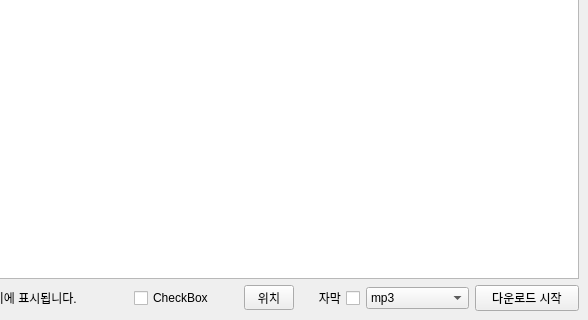
This is mainwindow.ui in b0ho/AllDownloader as Qt 5 draws it before an edit; both pictures show x 112 to 700 and y 180 to 500 of the 700 by 500 pixel window. The edited form follows.
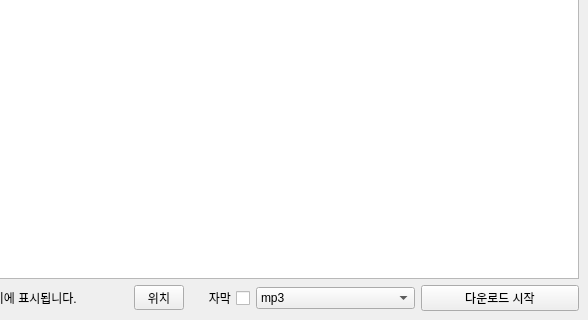
This is the edited form.

Commit message: qt creator

Patch:
```diff
--- a/mainwindow.ui
+++ b/mainwindow.ui
@@ -61,13 +61,6 @@
          </property>
         </widget>
        </item>
-       <item>
-        <widget class="QCheckBox" name="checkBox_2">
-         <property name="text">
-          <string>CheckBox</string>
-         </property>
-        </widget>
-       </item>
        <item>
         <widget class="QToolButton" name="toolButton">
          <property name="minimumSize">
```
